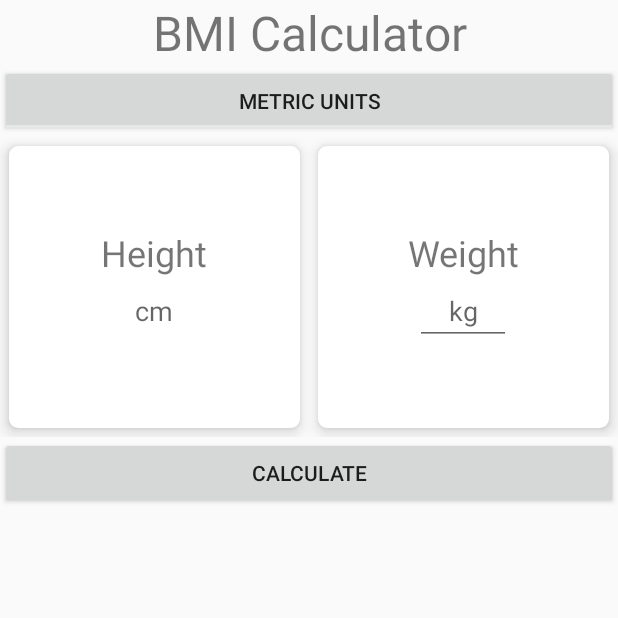
After one commit to chidiebereibeh/FITNESS-HELPER, an Android app: the BMICalculatorActivity screen opened directly, with no data from a screen before it, on a phone screen of 412 x 824 dp, the top half of it. The commit adds this screen. Run offline under Robolectric (Android 15) with nearby library versions, the phone set to English and light mode, and no system bars.

Commit message:
BMI calculator

```diff
--- a/app/src/main/AndroidManifest.xml
+++ b/app/src/main/AndroidManifest.xml
@@ -14,6 +14,7 @@
         android:theme="@style/AppTheme">
         <activity android:name=".FootActivity"></activity>
         <activity android:name=".KneeActivity" />
+        <activity android:name=".BMICalculatorActivity" />
         <activity android:name=".ThighActivity" />
         <activity android:name=".WristActivity" />
         <activity android:name=".ElbowActivity" />
--- /dev/null
+++ b/app/src/main/java/net/ingramintegrations/FitnessHelper/BMICalculatorActivity.java
@@ -0,0 +1,133 @@
+package net.ingramintegrations.FitnessHelper;
+
+import android.graphics.Color;
+import android.os.Bundle;
+import android.view.View;
+import android.widget.Button;
+import android.widget.EditText;
+import android.widget.TextView;
+import android.widget.Toast;
+import android.widget.ToggleButton;
+
+import androidx.appcompat.app.AppCompatActivity;
+import androidx.cardview.widget.CardView;
+
+import static net.ingramintegrations.FitnessHelper.BMICalcUtil.BMI_CATEGORY_HEALTHY;
+import static net.ingramintegrations.FitnessHelper.BMICalcUtil.BMI_CATEGORY_OBESE;
+import static net.ingramintegrations.FitnessHelper.BMICalcUtil.BMI_CATEGORY_OVERWEIGHT;
+import static net.ingramintegrations.FitnessHelper.BMICalcUtil.BMI_CATEGORY_UNDERWEIGHT;
+
+public class BMICalculatorActivity extends AppCompatActivity {
+
+    private EditText weightKgEditText, heightCmEditText;
+    private EditText weightLbsEditText, heightFtEditText, heightInEditText;
+    private Button calculateButton;
+    private TextView bmiTextView, categoryTextView;
+    private ToggleButton toggleUnitsButton;
+    private CardView bmiResultCardView;
+
+    private boolean inMetricUnits;
+
+    @Override
+    protected void onCreate(Bundle savedInstanceState) {
+        super.onCreate(savedInstanceState);
+        setContentView(R.layout.activity_bmi);
+
+        weightKgEditText = findViewById(R.id.activity_main_weightkgs);
+        heightCmEditText = findViewById(R.id.activity_main_heightcm);
+
+        weightLbsEditText = findViewById(R.id.activity_main_weightlbs);
+        heightFtEditText = findViewById(R.id.activity_main_heightfeet);
+        heightInEditText = findViewById(R.id.activity_main_heightinches);
+
+        calculateButton = findViewById(R.id.activity_main_calculate);
+        toggleUnitsButton = findViewById(R.id.activity_main_toggleunits);
+
+        bmiTextView = findViewById(R.id.activity_main_bmi);
+        categoryTextView = findViewById(R.id.activity_main_category);
+        bmiResultCardView = findViewById(R.id.activity_main_resultcard);
+
+        inMetricUnits = true;
+        updateInputsVisibility();
+        bmiResultCardView.setVisibility(View.GONE);
+        Toast.makeText(BMICalculatorActivity.this, "Populate Weight and Height to Calculate BMI", Toast.LENGTH_SHORT).show();
+
+
+        calculateButton.setOnClickListener(new View.OnClickListener() {
+            @Override
+            public void onClick(View view) {
+                if (inMetricUnits) {
+                    if (weightKgEditText.length() == 0 || heightCmEditText.length() == 0) {
+
+                        Toast.makeText(BMICalculatorActivity.this, "Populate Weight and Height to Calculate BMI", Toast.LENGTH_SHORT).show();
+                    } else {
+                        double heightInCms = Double.parseDouble(heightCmEditText.getText().toString());
+                        double weightInKgs = Double.parseDouble(weightKgEditText.getText().toString());
+                        double bmi = BMICalcUtil.getInstance().calculateBMIMetric(heightInCms, weightInKgs);
+                        displayBMI(bmi);
+                    }
+                } else {
+                    if (weightLbsEditText.length() == 0 || heightFtEditText.length() == 0 || heightInEditText.length() == 0) {
+                        Toast.makeText(BMICalculatorActivity.this, "Populate Weight and Height to Calculate BMI", Toast.LENGTH_SHORT).show();
+                    } else {
+                        double heightFeet = Double.parseDouble(heightFtEditText.getText().toString());
+                        double heightInches = Double.parseDouble(heightInEditText.getText().toString());
+                        double weightLbs = Double.parseDouble(weightLbsEditText.getText().toString());
+                        double bmi = BMICalcUtil.getInstance().calculateBMIImperial(heightFeet, heightInches, weightLbs);
+                        displayBMI(bmi);
+                    }
+                }
+            }
+        });
+
+        toggleUnitsButton.setOnClickListener(new View.OnClickListener() {
+            @Override
+            public void onClick(View view) {
+                inMetricUnits = !inMetricUnits;
+                updateInputsVisibility();
+            }
+        });
+    }
+
+    private void updateInputsVisibility() {
+        if (inMetricUnits) {
+            heightCmEditText.setVisibility(View.VISIBLE);
+            weightKgEditText.setVisibility(View.VISIBLE);
+            heightFtEditText.setVisibility(View.GONE);
+            heightInEditText.setVisibility(View.GONE);
+            weightLbsEditText.setVisibility(View.GONE);
+        } else {
+            heightCmEditText.setVisibility(View.GONE);
+            weightKgEditText.setVisibility(View.GONE);
+            heightFtEditText.setVisibility(View.VISIBLE);
+            heightInEditText.setVisibility(View.VISIBLE);
+            weightLbsEditText.setVisibility(View.VISIBLE);
+        }
+    }
+
+    private void displayBMI(double bmi) {
+        bmiResultCardView.setVisibility(View.VISIBLE);
+
+        bmiTextView.setText(String.format("%.2f", bmi));
+
+        String bmiCategory = BMICalcUtil.getInstance().classifyBMI(bmi);
+        categoryTextView.setText(bmiCategory);
+
+        switch (bmiCategory) {
+            case BMI_CATEGORY_UNDERWEIGHT:
+                bmiResultCardView.setCardBackgroundColor(Color.YELLOW);
+                break;
+            case BMI_CATEGORY_HEALTHY:
+                bmiResultCardView.setCardBackgroundColor(Color.GREEN);
+                break;
+            case BMI_CATEGORY_OVERWEIGHT:
+                bmiResultCardView.setCardBackgroundColor(Color.YELLOW);
+                break;
+            case BMI_CATEGORY_OBESE:
+                bmiResultCardView.setCardBackgroundColor(Color.RED);
+                break;
+        }
+    }
+
+
+}
--- /dev/null
+++ b/app/src/main/res/layout/activity_bmi.xml
@@ -0,0 +1,187 @@
+<?xml version="1.0" encoding="utf-8"?>
+<LinearLayout xmlns:android="http://schemas.android.com/apk/res/android"
+    xmlns:tools="http://schemas.android.com/tools"
+    android:layout_width="match_parent"
+    android:layout_height="match_parent"
+    xmlns:app="http://schemas.android.com/apk/res-auto"
+    tools:context=".BMICalculatorActivity"
+    android:orientation="vertical">
+
+    <TextView
+        android:layout_width="match_parent"
+        android:layout_height="wrap_content"
+        android:gravity="center_horizontal"
+        android:text="BMI Calculator"
+        android:textSize="32sp"/>
+
+    <ToggleButton
+        android:id="@+id/activity_main_toggleunits"
+        android:layout_width="match_parent"
+        android:layout_height="wrap_content"
+        android:checked="true"
+        android:textOff="Imperial Units"
+        android:textOn="Metric Units" />
+
+    <LinearLayout
+        android:layout_width="match_parent"
+        android:layout_height="200dp"
+        android:orientation="horizontal">
+
+        <androidx.cardview.widget.CardView
+            android:layout_width="0dp"
+            android:layout_weight="0.5"
+            android:layout_height="match_parent"
+            android:layout_margin="6dp"
+            app:cardElevation="6dp"
+            app:cardCornerRadius="6dp">
+
+            <LinearLayout
+                android:layout_width="match_parent"
+                android:layout_height="wrap_content"
+                android:orientation="vertical"
+                android:layout_gravity="center_vertical">
+
+                <TextView
+                    android:id="@+id/activity_main_heightlabel"
+                    android:layout_width="match_parent"
+                    android:layout_height="wrap_content"
+                    android:gravity="center_horizontal"
+                    android:text="Height"
+                    android:textSize="24sp"/>
+
+                <EditText
+                    android:id="@+id/activity_main_heightcm"
+                    android:layout_width="wrap_content"
+                    android:layout_height="wrap_content"
+                    android:ems="3"
+                    android:inputType="numberDecimal"
+                    android:layout_gravity="center_horizontal"
+                    android:gravity="center_horizontal"
+                    android:hint="cm"/>
+
+                <LinearLayout
+                    android:layout_width="match_parent"
+                    android:layout_height="wrap_content"
+                    android:orientation="horizontal"
+                    android:gravity="center_horizontal">
+
+                    <EditText
+                        android:id="@+id/activity_main_heightfeet"
+                        android:layout_width="wrap_content"
+                        android:layout_height="wrap_content"
+                        android:ems="3"
+                        android:inputType="numberDecimal"
+                        android:gravity="center_horizontal"
+                        android:hint="ft"/>
+
+                    <EditText
+                        android:id="@+id/activity_main_heightinches"
+                        android:layout_width="wrap_content"
+                        android:layout_height="wrap_content"
+                        android:ems="3"
+                        android:inputType="numberDecimal"
+                        android:gravity="center_horizontal"
+                        android:hint="in"/>
+
+                </LinearLayout>
+
+            </LinearLayout>
+
+        </androidx.cardview.widget.CardView>
+
+        <androidx.cardview.widget.CardView
+            android:layout_width="0dp"
+            android:layout_weight="0.5"
+            android:layout_height="match_parent"
+            android:layout_margin="6dp"
+            app:cardElevation="6dp"
+            app:cardCornerRadius="6dp">
+
+            <LinearLayout
+                android:layout_width="match_parent"
+                android:layout_height="wrap_content"
+                android:orientation="vertical"
+                android:layout_gravity="center_vertical">
+
+                <TextView
+                    android:id="@+id/activity_main_weightlabel"
+                    android:layout_width="match_parent"
+                    android:layout_height="wrap_content"
+                    android:gravity="center_horizontal"
+                    android:text="Weight"
+                    android:textSize="24sp"/>
+
+                <EditText
+                    android:id="@+id/activity_main_weightkgs"
+                    android:layout_width="wrap_content"
+                    android:layout_height="wrap_content"
+                    android:ems="3"
+                    android:inputType="numberDecimal"
+                    android:layout_gravity="center_horizontal"
+                    android:gravity="center_horizontal"
+                    android:hint="kg"/>
+
+                <EditText
+                    android:id="@+id/activity_main_weightlbs"
+                    android:layout_width="wrap_content"
+                    android:layout_height="wrap_content"
+                    android:ems="3"
+                    android:inputType="numberDecimal"
+                    android:layout_gravity="center_horizontal"
+                    android:gravity="center_horizontal"
+                    android:hint="lbs"/>
+
+            </LinearLayout>
+        </androidx.cardview.widget.CardView>
+
+    </LinearLayout>
+
+    <Button
+        android:id="@+id/activity_main_calculate"
+        android:layout_width="match_parent"
+        android:layout_height="wrap_content"
+        android:layout_gravity="center_horizontal"
+        android:text="Calculate" />
+
+    <androidx.cardview.widget.CardView
+        android:layout_width="match_parent"
+        android:layout_height="100dp"
+        app:cardCornerRadius="6dp"
+        app:cardMaxElevation="6dp"
+        android:layout_margin="6dp"
+        android:id="@+id/activity_main_resultcard">
+
+        <LinearLayout
+            android:layout_width="match_parent"
+            android:layout_height="wrap_content"
+            android:orientation="vertical"
+            android:layout_gravity="center_vertical">
+
+            <TextView
+                android:layout_width="match_parent"
+                android:layout_height="wrap_content"
+                android:gravity="center_horizontal"
+                android:text="BMI"
+                android:textSize="24sp"/>
+
+            <TextView
+                android:layout_width="match_parent"
+                android:layout_height="wrap_content"
+                android:layout_gravity="center_horizontal"
+                android:gravity="center_horizontal"
+                android:id="@+id/activity_main_bmi"
+                android:textSize="20sp"/>
+
+            <TextView
+                android:layout_width="match_parent"
+                android:layout_height="wrap_content"
+                android:layout_gravity="center_horizontal"
+                android:gravity="center_horizontal"
+                android:id="@+id/activity_main_category"
+                android:textSize="16sp"/>
+
+        </LinearLayout>
+
+    </androidx.cardview.widget.CardView>
+
+</LinearLayout>
--- a/app/src/main/res/values/strings.xml
+++ b/app/src/main/res/values/strings.xml
@@ -6,4 +6,7 @@
     <string name="exercise_to_reduce_shoulder_pain">Exercise to reduce shoulder pain</string>
     <string name="exercise_to_reduce_elbow_pain">Exercise to reduce elbow pain</string>
     <string name="exercise_to_reduce_thigh_pain">Exercise to reduce thigh pain</string>
+    <string name="stat">Stat</string>
+    <string name="rotate">Rotate</string>
+    <string name="bmi">BMI</string>
 </resources>
```
Also changed, not shown: app/build.gradle (+6 -2 lines), app/src/main/java/net/ingramintegrations/FitnessHelper/BMICalcUtil.java (added, +39 -0 lines), app/src/main/java/net/ingramintegrations/FitnessHelper/MainActivity.java (+17 -0 lines), app/src/main/res/layout/activity_main.xml (+12 -4 lines).
